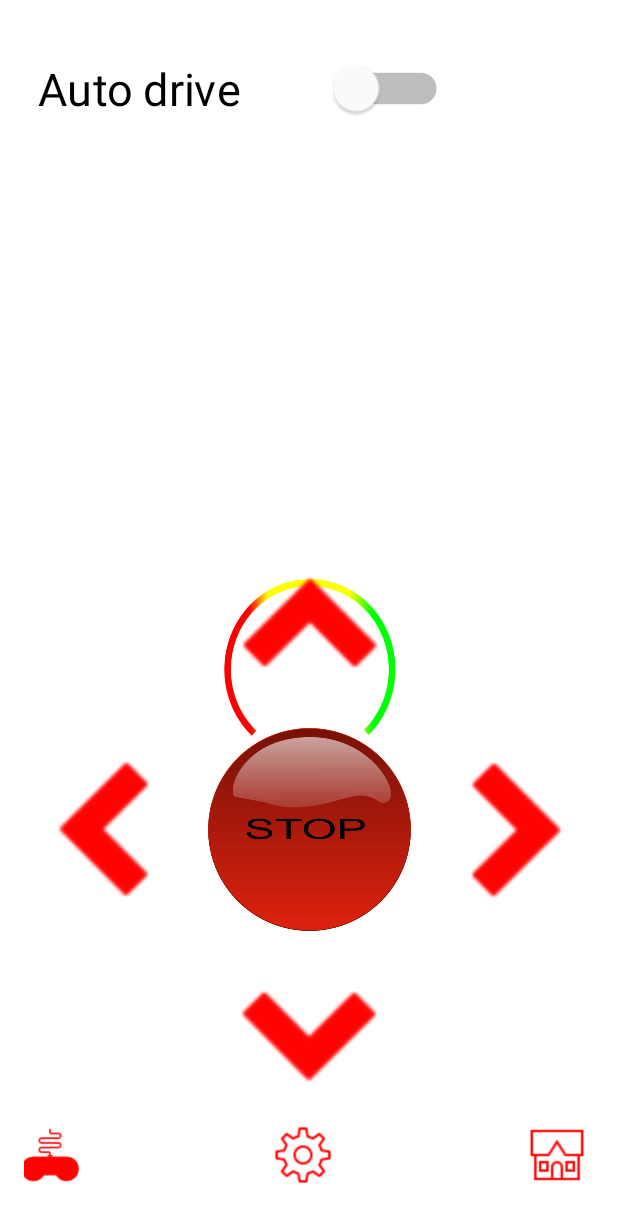
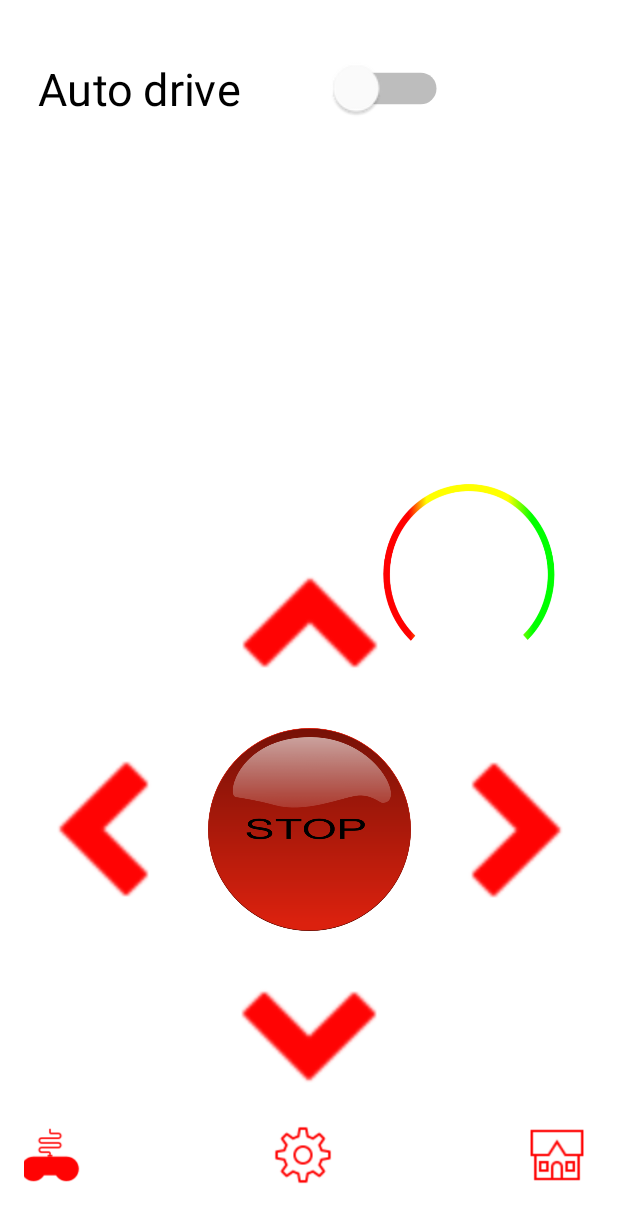
Before and after one commit to DIT113-V22/group-17, an Android app: the screen it shows after launch (MainActivity), on a phone screen of 412 x 824 dp. Shown: the top 1223 px of the screen. Run offline under Robolectric (Android 15) with nearby library versions, the phone set to English and light mode, and no system bars; libraries missing offline, so code that uses them is left out: org.eclipse.paho; 2 statements that could not run were skipped.

Commit message:
speedometer adjustments

```diff
--- a/SmartCarApp/app/src/main/java/com/example/smartcarapp/MainActivity.java
+++ b/SmartCarApp/app/src/main/java/com/example/smartcarapp/MainActivity.java
@@ -148,7 +148,7 @@ public class MainActivity extends AppCompatActivity {
                         value = value * 100.0;
                         int temp = (int) value;
                         value = temp / 100.0;
-                        mSpeedometer.setText(value + " m/s");
+                        mSpeedometer.setText(value + "\nm/s");
 
                     }else {
                         Log.i(TAG, "[MQTT] Topic: " + topic + " | Message: " + message.toString());
--- a/SmartCarApp/app/src/main/res/layout/activity_main.xml
+++ b/SmartCarApp/app/src/main/res/layout/activity_main.xml
@@ -211,6 +211,7 @@
         app:layout_constraintStart_toStartOf="parent"
         app:layout_constraintTop_toBottomOf="@+id/reverse"
         app:layout_constraintVertical_bias="0.88" />
+
     <View
         android:id="@+id/view"
         android:layout_width="115dp"
@@ -218,10 +219,10 @@
         android:foreground="@drawable/speedometer_colour"
         app:layout_constraintBottom_toBottomOf="parent"
         app:layout_constraintEnd_toEndOf="parent"
-        app:layout_constraintHorizontal_bias="0.501"
+        app:layout_constraintHorizontal_bias="0.901"
         app:layout_constraintStart_toStartOf="parent"
         app:layout_constraintTop_toTopOf="parent"
-        app:layout_constraintVertical_bias="0.538" />
+        app:layout_constraintVertical_bias="0.446" />
 
     <TextView
         android:id="@+id/textView"
@@ -231,14 +232,14 @@
         android:clickable="true"
         android:fontFamily="sans-serif-black"
         android:gravity="center"
-        android:textColor="@color/baby_blue"
+        android:textColor="?attr/text_color"
         android:textSize="25dp"
         app:layout_constraintBottom_toBottomOf="parent"
         app:layout_constraintEnd_toEndOf="parent"
-        app:layout_constraintHorizontal_bias="0.501"
+        app:layout_constraintHorizontal_bias="0.894"
         app:layout_constraintStart_toStartOf="parent"
         app:layout_constraintTop_toTopOf="parent"
-        app:layout_constraintVertical_bias="0.537" />
+        app:layout_constraintVertical_bias="0.45" />
 
 
 </androidx.constraintlayout.widget.ConstraintLayout>
```
